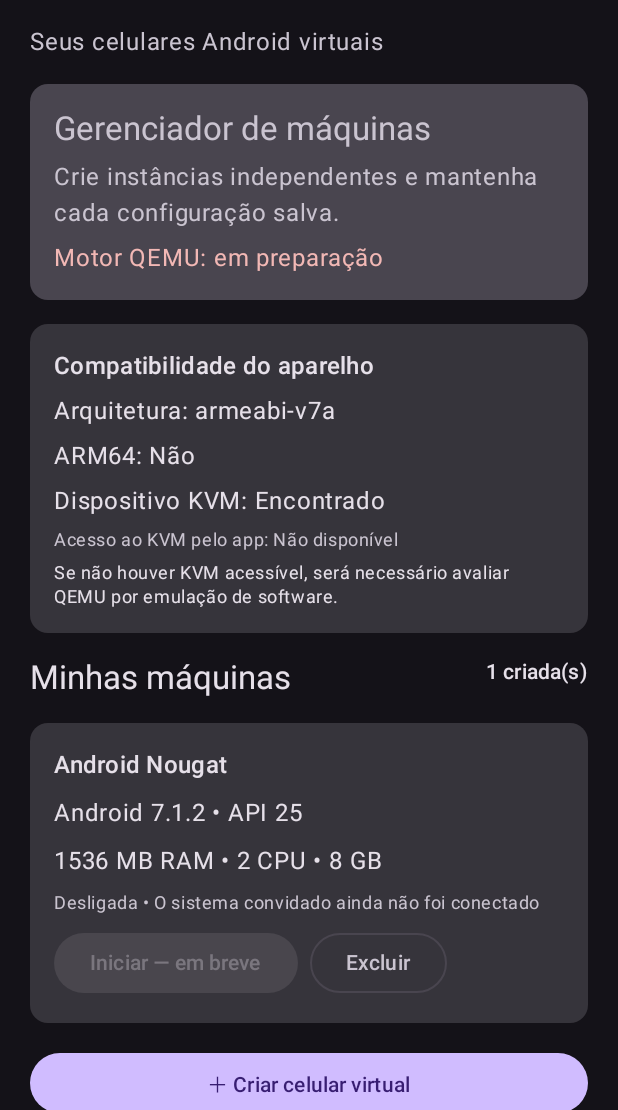
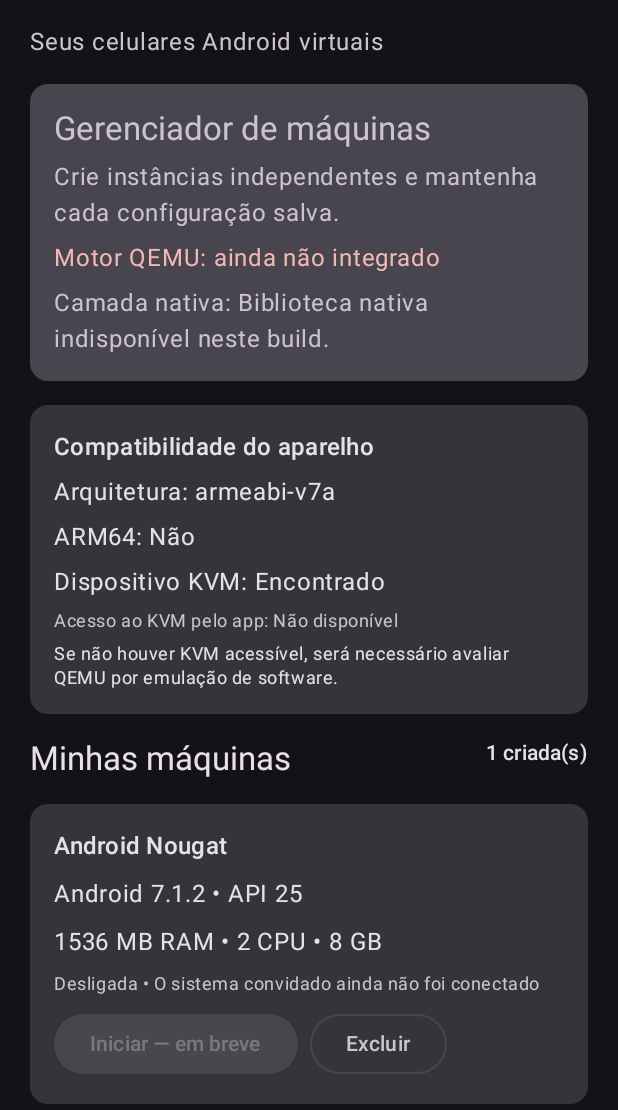
Before and after one commit to Prism-GD/Droid7BR, an Android app built with Jetpack Compose: the screen it shows after launch (MainActivity), on a phone screen of 412 x 824 dp, the part 126-1236 px from its top. Run offline under Robolectric (Android 15) with nearby library versions, the phone set to English and light mode, and no system bars.

Commit message:
Display native bridge status in VM manager

```diff
--- a/app/src/main/java/br/com/prismgd/droid7br/MainActivity.kt
+++ b/app/src/main/java/br/com/prismgd/droid7br/MainActivity.kt
@@ -28,6 +28,7 @@ import androidx.compose.runtime.remember
 import androidx.compose.ui.Modifier
 import androidx.compose.ui.unit.dp
 import br.com.prismgd.droid7br.vm.DeviceCapabilities
+import br.com.prismgd.droid7br.vm.NativeRuntime
 import br.com.prismgd.droid7br.vm.VmConfig
 import org.json.JSONArray
 import org.json.JSONObject
@@ -92,7 +93,8 @@ private fun Droid7BRHome(
                 ) {
                     Text("Gerenciador de máquinas", style = MaterialTheme.typography.titleLarge)
                     Text("Crie instâncias independentes e mantenha cada configuração salva.")
-                    Text("Motor QEMU: em preparação", color = MaterialTheme.colorScheme.error)
+                    Text("Motor QEMU: ainda não integrado", color = MaterialTheme.colorScheme.error)
+                    Text("Camada nativa: ${NativeRuntime.engineStatus()}")
                 }
             }
 
```
